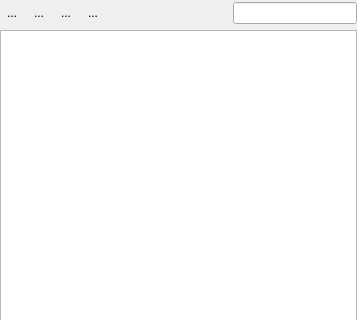
This is layout_panel/layout_panel_dockwidget_base.ui in jbp35/layout_panel as Qt 5 draws it before an edit; both pictures show x 0 to 357 and y 0 to 320 of the 357 by 900 pixel window. The edited form follows.
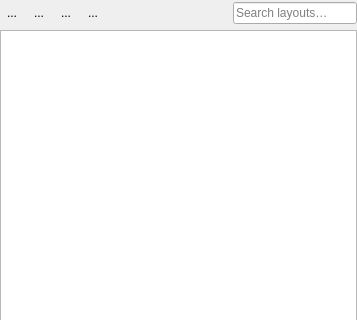
This is the edited form. Custom widgets are drawn as their Qt base class.

Commit message: Add placeholder text to the layout search field

```diff
--- a/layout_panel/layout_panel_dockwidget_base.ui
+++ b/layout_panel/layout_panel_dockwidget_base.ui
@@ -123,6 +123,9 @@
         <property name="toolTip">
          <string>Search Layout</string>
         </property>
+        <property name="placeholderText">
+         <string>Search layouts…</string>
+        </property>
         <property name="autoFillBackground">
          <bool>false</bool>
         </property>
```
